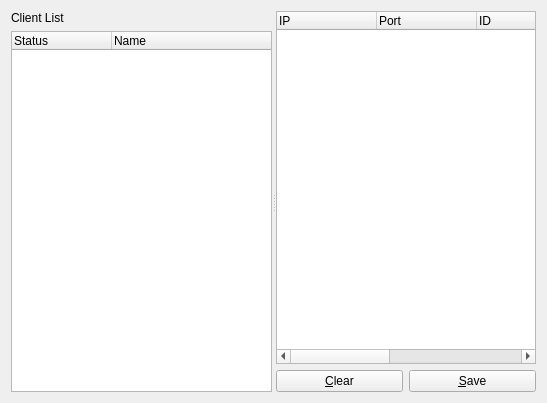
Before: the Qt Designer form qt-master3/qt-master/CSApp/chatserverform.ui in chelly1995/qt, drawn with Qt 5.
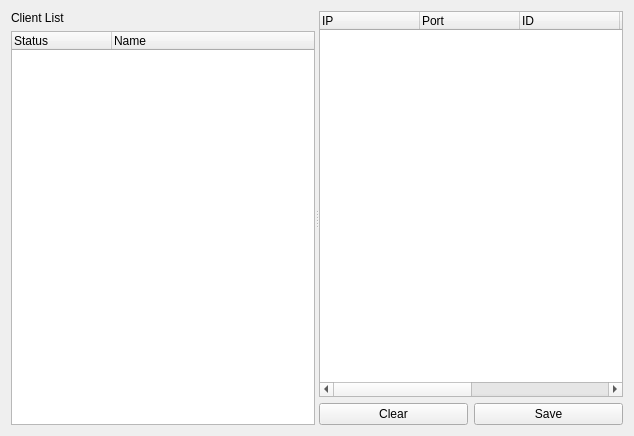
After: the same form once the commit is applied.

What changed in the file:
```diff
--- a/qt-master3/qt-master/CSApp/chatserverform.ui
+++ b/qt-master3/qt-master/CSApp/chatserverform.ui
@@ -6,8 +6,8 @@
    <rect>
     <x>0</x>
     <y>0</y>
-    <width>547</width>
-    <height>403</height>
+    <width>634</width>
+    <height>436</height>
    </rect>
   </property>
   <property name="windowTitle">
@@ -19,7 +19,7 @@
      <property name="orientation">
       <enum>Qt::Horizontal</enum>
      </property>
-     <widget class="QWidget" name="layoutWidget">
+     <widget class="QWidget" name="">
       <layout class="QVBoxLayout" name="verticalLayout_2">
        <item>
         <widget class="QLabel" name="clientListLabel">
@@ -44,7 +44,7 @@
        </item>
       </layout>
      </widget>
-     <widget class="QWidget" name="layoutWidget">
+     <widget class="QWidget" name="">
       <layout class="QVBoxLayout" name="verticalLayout">
        <item>
         <widget class="QTreeWidget" name="messageTreeWidget">
@@ -85,14 +85,14 @@
          <item>
           <widget class="QPushButton" name="clearPushButton">
            <property name="text">
-            <string>&amp;Clear</string>
+            <string>Clear</string>
            </property>
           </widget>
          </item>
          <item>
           <widget class="QPushButton" name="savePushButton">
            <property name="text">
-            <string>&amp;Save</string>
+            <string>Save</string>
            </property>
           </widget>
          </item>
```
Left out of the diff: 21 changed lines with no effect on the pictures.
